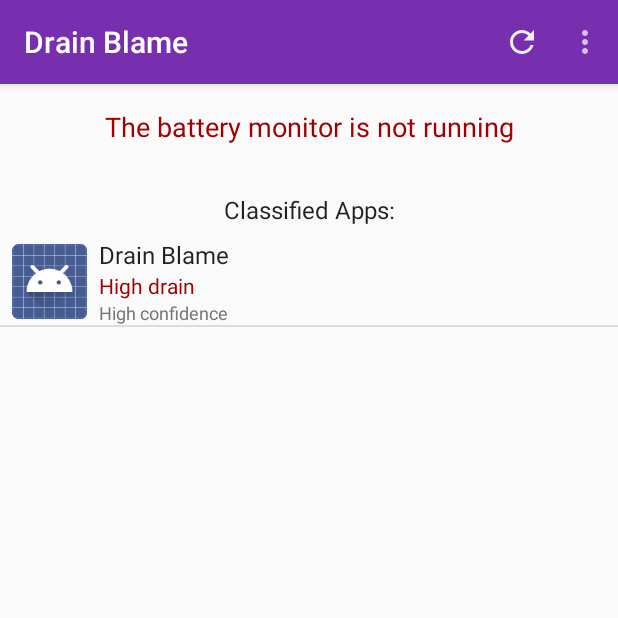
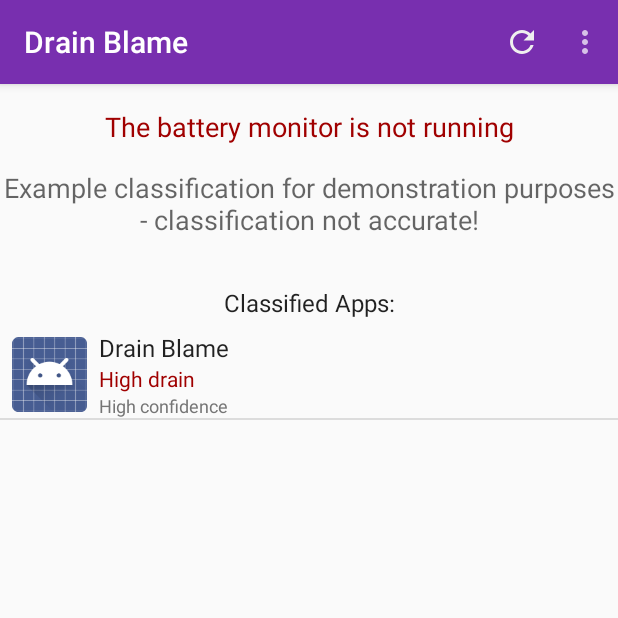
Before and after one commit to mystery-moss/Drain-Blame, an Android app: the screen it shows after launch (MainActivity), in the options menu, after a tap on "Example classification", on a phone screen of 412 x 824 dp, the top half of it. Run offline under Robolectric (Android 15) with nearby library versions, the phone set to English and light mode, and no system bars.

Commit message:
Modified autosave rate

```diff
--- a/app/build.gradle
+++ b/app/build.gradle
@@ -4,7 +4,7 @@
     compileSdkVersion 26
     buildToolsVersion "26.0.0"
     defaultConfig {
-        applicationId "moss.mystery.energymonitor"
+        applicationId "com.moss.drainblame"
         minSdkVersion 15
         targetSdkVersion 26
         versionCode 1
--- a/app/src/main/java/com/moss/drainblame/intervals/IntervalHandler.java
+++ b/app/src/main/java/com/moss/drainblame/intervals/IntervalHandler.java
@@ -12,7 +12,7 @@
 public class IntervalHandler {
     private static final String DEBUG = "Monitor Library";
     private static final int MAX_INTERVALS = 1000;  //Max number of intervals to store before looping
-    private static final int SAVE_INTERVAL = 20;    //Save data to file every X recorded intervals
+    private static final int SAVE_INTERVAL = 8;    //Save data to file every X recorded intervals
     private final ProcessHandler processHandler;
     private final AppHandler appHandler;
     private final Context context;
--- a/app/src/main/java/com/moss/drainblame/ui/MainActivity.java
+++ b/app/src/main/java/com/moss/drainblame/ui/MainActivity.java
@@ -202,10 +202,13 @@
         ListView listView = (ListView) findViewById(R.id.app_list);
         TextView appText = (TextView) findViewById(R.id.appListText);
         TextView heading = (TextView) findViewById(R.id.heading);
+        TextView infoText = (TextView) findViewById(R.id.infoText);
 
         appText.setVisibility(View.GONE);
         listView.setVisibility(View.VISIBLE);
         heading.setVisibility(View.VISIBLE);
+        infoText.setVisibility(View.VISIBLE);
+        infoText.setText(R.string.demo_text);
 
         //Get x apps
         Intent intent = new Intent(Intent.ACTION_MAIN, null);
--- a/app/src/main/res/values/strings.xml
+++ b/app/src/main/res/values/strings.xml
@@ -22,4 +22,5 @@
     <string name="demo_populate">Example classification</string>
     <string name="notification_title">Drain Blame battery monitor</string>
     <string name="notification_content">Monitoring battery level.</string>
+    <string name="demo_text">Example classification for demonstration purposes - classification not accurate!</string>
 </resources>
```
Also changed, not shown: app/src/main/ic_launcher-web.png, app/src/main/ic_launcher_round-web.png, app/src/main/res/mipmap-hdpi/ic_launcher.png, app/src/main/res/mipmap-hdpi/ic_launcher_round.png (deleted), app/src/main/res/mipmap-mdpi/ic_launcher.png, app/src/main/res/mipmap-mdpi/ic_launcher_round.png (deleted), app/src/main/res/mipmap-xhdpi/ic_launcher.png, app/src/main/res/mipmap-xhdpi/ic_launcher_round.png (deleted), app/src/main/res/mipmap-xxhdpi/ic_launcher.png, app/src/main/res/mipmap-xxhdpi/ic_launcher_round.png (deleted), app/src/main/res/mipmap-xxxhdpi/ic_launcher.png, app/src/main/res/mipmap-xxxhdpi/ic_launcher_round.png (deleted), 1 other file.
